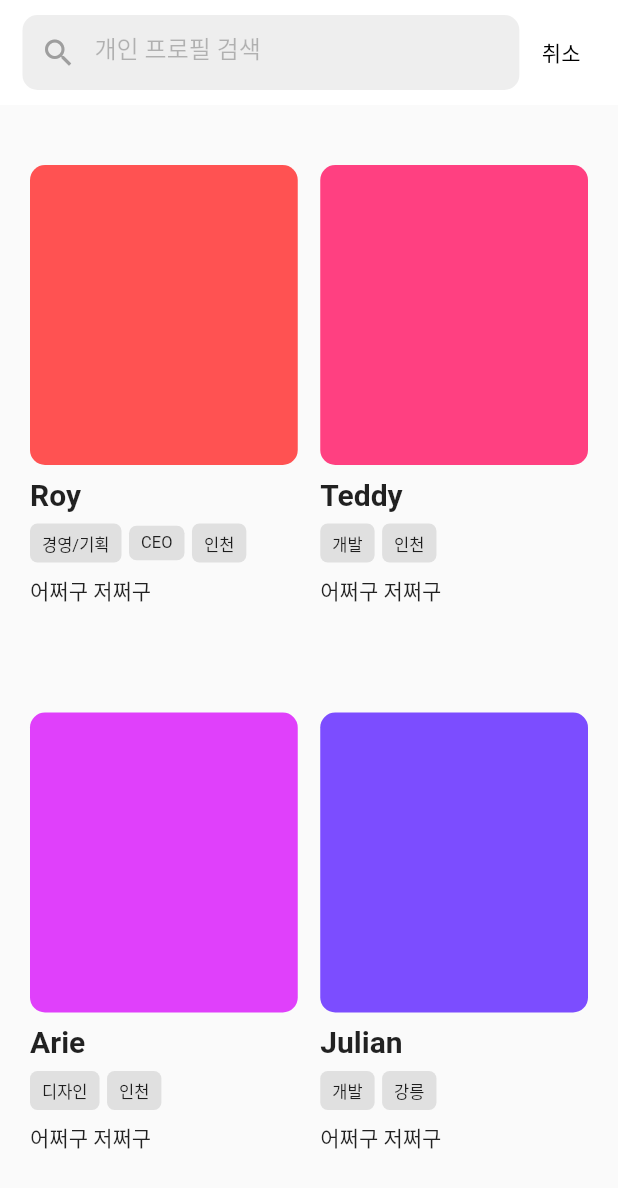
After one commit to jsk9106/Flutter_Practice, a Flutter app: the SheepsProfile screen opened by its route, after a tap on "취소", on a phone screen of 412 x 824 dp. The commit adds this screen. Shown: the top 1188 px of the screen. Run offline on Flutter 3.47's test engine with Material 2 defaults, Android fonts, the phone set to English and light mode, and no system bars; missing offline and left inert: hexagon.

Commit message:
version 0.4 profile And Detial

```diff
--- a/lib/app.dart
+++ b/lib/app.dart
@@ -9,6 +9,10 @@ const List<Map<String, String>> listData = [
     'title': 'Sheeps',
     'page': '/sheepsPage',
   },
+  {
+    'title': 'Profile',
+    'page': '/profile'
+  }
 ];
 
 class App extends StatelessWidget {
--- /dev/null
+++ b/lib/sheeps_profile/components/build_info_card.dart
@@ -0,0 +1,14 @@
+import 'package:flutter/material.dart';
+
+Container buildInfoCard(String text) {
+  return Container(
+    padding: const EdgeInsets.symmetric(horizontal: 8, vertical: 5),
+    margin: const EdgeInsets.only(right: 5),
+    decoration: BoxDecoration(
+      borderRadius: BorderRadius.circular(5),
+      color: Colors.grey[300],
+    ),
+    alignment: Alignment.center,
+    child: Text(text, style: TextStyle(fontSize: 11)),
+  );
+}
--- /dev/null
+++ b/lib/sheeps_profile/components/profile_body.dart
@@ -0,0 +1,71 @@
+import 'package:flutter/material.dart';
+import 'package:flutter_practice/sheeps_profile/components/build_info_card.dart';
+import 'package:flutter_practice/sheeps_profile/profile.dart';
+
+class ProfileBody extends StatelessWidget {
+  const ProfileBody({
+    Key? key,
+    required this.profileList,
+  }) : super(key: key);
+
+  final List<Profile> profileList;
+
+  @override
+  Widget build(BuildContext context) {
+    return SliverPadding(
+      padding: const EdgeInsets.all(20),
+      sliver: SliverGrid(
+        gridDelegate: SliverGridDelegateWithFixedCrossAxisCount(
+          crossAxisCount: 2,
+          mainAxisSpacing: 15,
+          crossAxisSpacing: 15,
+          mainAxisExtent: 350,
+        ),
+        delegate: SliverChildBuilderDelegate(
+          (BuildContext context, int index) {
+            return _buildProfileCard(context, index, profileList[index]);
+          },
+          childCount: profileList.length,
+        ),
+      ),
+    );
+  }
+
+  Widget _buildProfileCard(context, int index, Profile profile) {
+    return GestureDetector(
+      onTap: () => Navigator.pushNamed(context, '/detail', arguments: profile),
+      child: Container(
+        color: Colors.transparent,
+        child: Column(
+          crossAxisAlignment: CrossAxisAlignment.start,
+          children: [
+            Container(
+              // 프로필 사진
+              decoration: BoxDecoration(
+                borderRadius: BorderRadius.circular(10),
+                color: Colors.accents[index % Colors.accents.length],
+              ),
+              height: 200,
+            ),
+            SizedBox(height: 8),
+            Text( // 이름
+              profile.name[0].toUpperCase() + profile.name.substring(1),
+              style: TextStyle(
+                fontSize: 20,
+                fontWeight: FontWeight.w600,
+              ),
+            ),
+            SizedBox(height: 8),
+            Row( // 정보 버튼
+              children: List.generate(profile.info.length, (index) => buildInfoCard(profile.info[index])),
+            ),
+            SizedBox(height: 8),
+            Text(profile.description), // 내용
+          ],
+        ),
+      ),
+    );
+  }
+
+
+}
--- /dev/null
+++ b/lib/sheeps_profile/components/profile_searchbar.dart
@@ -0,0 +1,66 @@
+import 'package:flutter/material.dart';
+
+class ProfileSearchBar extends StatelessWidget {
+  final TextEditingController _textEditingController = TextEditingController();
+
+  @override
+  Widget build(BuildContext context) {
+    return Padding(
+      padding: const EdgeInsets.all(15.0),
+      child: Row(
+        children: [
+          Expanded(
+            child: Container(
+              width: double.infinity,
+              height: 50,
+              child: TextField(
+                controller: _textEditingController,
+                cursorColor: Colors.black54,
+                decoration: InputDecoration(
+                  hintText: '개인 프로필 검색',
+                  prefixIcon: Icon(Icons.search, color: Colors.grey),
+                  border: OutlineInputBorder(
+                    borderSide: BorderSide.none,
+                    borderRadius: BorderRadius.circular(10),
+                  ),
+                  focusedBorder: OutlineInputBorder(
+                    borderSide: BorderSide.none,
+                    borderRadius: BorderRadius.circular(10),
+                  ),
+                  enabledBorder: OutlineInputBorder(
+                    borderSide: BorderSide.none,
+                    borderRadius: BorderRadius.circular(10),
+                  ),
+                  errorBorder: OutlineInputBorder(
+                    borderSide: BorderSide.none,
+                    borderRadius: BorderRadius.circular(10),
+                  ),
+                  disabledBorder: OutlineInputBorder(
+                    borderSide: BorderSide.none,
+                    borderRadius: BorderRadius.circular(10),
+                  ),
+                  filled: true,
+                  fillColor: Colors.grey[200],
+                ),
+              ),
+            ),
+          ),
+          SizedBox(width: 5),
+          GestureDetector(
+            onTap: () => _textEditingController.clear(),
+            child: Padding(
+              padding: const EdgeInsets.all(10),
+              child: Text(
+                '취소',
+                style: TextStyle(
+                  color: Colors.black,
+                  fontSize: 14,
+                ),
+              ),
+            ),
+          ),
+        ],
+      ),
+    );
+  }
+}
--- /dev/null
+++ b/lib/sheeps_profile/profile.dart
@@ -0,0 +1,23 @@
+class Profile{
+  final String name;
+  final List<String> info;
+  final String description;
+
+  Profile(this.name, this.info, this.description);
+}
+
+List<Profile> profileList = [
+  Profile('Roy', ['경영/기획', 'CEO', '인천'], '어쩌구 저쩌구'),
+  Profile('Teddy', ['개발', '인천'], '어쩌구 저쩌구'),
+  Profile('Arie', ['디자인', '인천'], '어쩌구 저쩌구'),
+  Profile('julian', ['개발', '강릉'], '어쩌구 저쩌구'),
+  Profile('Roy', ['CEO', '인천'], '어쩌구 저쩌구'),
+  Profile('Roy', ['CEO', '인천'], '어쩌구 저쩌구'),
+  Profile('Roy', ['CEO', '인천'], '어쩌구 저쩌구'),
+  Profile('Roy', ['CEO', '인천'], '어쩌구 저쩌구'),
+  Profile('Roy', ['CEO', '인천'], '어쩌구 저쩌구'),
+  Profile('Roy', ['CEO', '인천'], '어쩌구 저쩌구'),
+  Profile('Roy', ['CEO', '인천'], '어쩌구 저쩌구'),
+  Profile('Roy', ['CEO', '인천'], '어쩌구 저쩌구'),
+  Profile('Roy', ['CEO', '인천'], '어쩌구 저쩌구'),
+];
--- /dev/null
+++ b/lib/sheeps_profile/sheeps_profile.dart
@@ -0,0 +1,30 @@
+import 'package:flutter/material.dart';
+import 'package:flutter_practice/sheeps_profile/components/profile_body.dart';
+import 'package:flutter_practice/sheeps_profile/components/profile_searchbar.dart';
+import 'package:flutter_practice/sheeps_profile/profile.dart';
+
+class SheepsProfile extends StatelessWidget {
+  @override
+  Widget build(BuildContext context) {
+    return Scaffold(
+      body: SafeArea(
+        child: CustomScrollView(
+          physics: BouncingScrollPhysics(),
+          slivers: [
+            SliverAppBar(
+              toolbarHeight: 70,
+              elevation: 0,
+              floating: true,
+              titleSpacing: 0,
+              automaticallyImplyLeading: false,
+              backgroundColor: Colors.white,
+              title: ProfileSearchBar(),
+            ),
+            SliverPadding(padding: const EdgeInsets.only(top: 20)),
+            ProfileBody(profileList: profileList),
+          ],
+        ),
+      ),
+    );
+  }
+}
--- a/pubspec.yaml
+++ b/pubspec.yaml
@@ -28,6 +28,7 @@ dependencies:
   # The following adds the Cupertino Icons font to your application.
   # Use with the CupertinoIcons class for iOS style icons.
   cupertino_icons: ^1.0.0
+  hexagon: ^0.2.0-nullsafety.1
 
 dev_dependencies:
   flutter_test:
```
Also changed, not shown: lib/main.dart (+6 -1 lines), lib/sheeps_profile/components/detail_header_card.dart (added, +42 -0 lines), lib/sheeps_profile/detail_screen.dart (added, +72 -0 lines), pubspec.lock.
